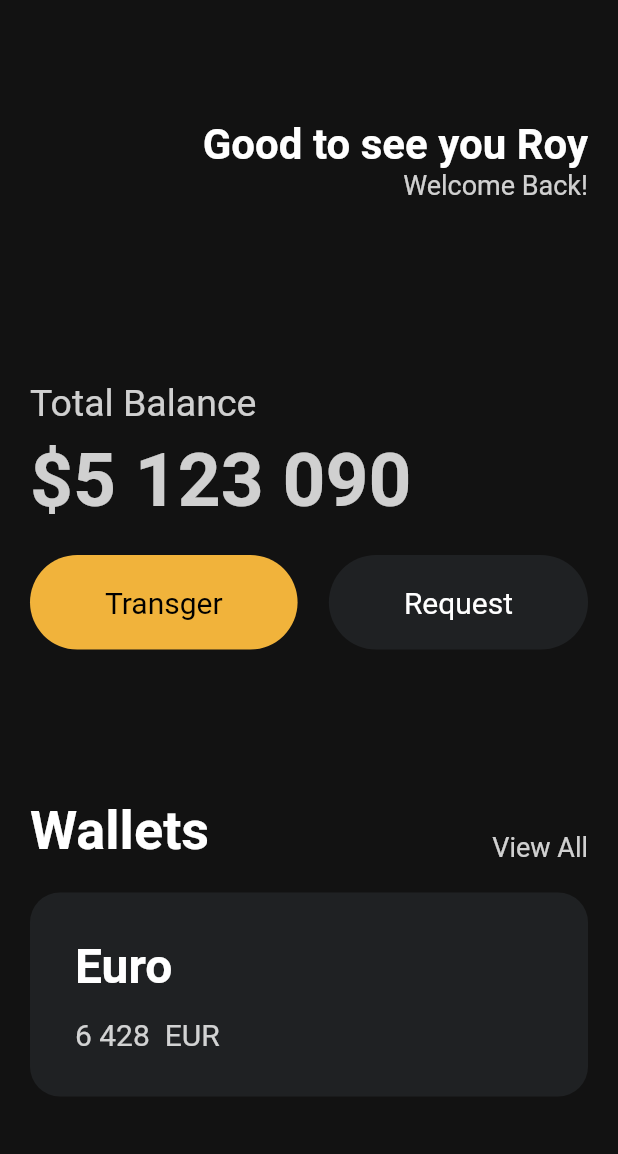
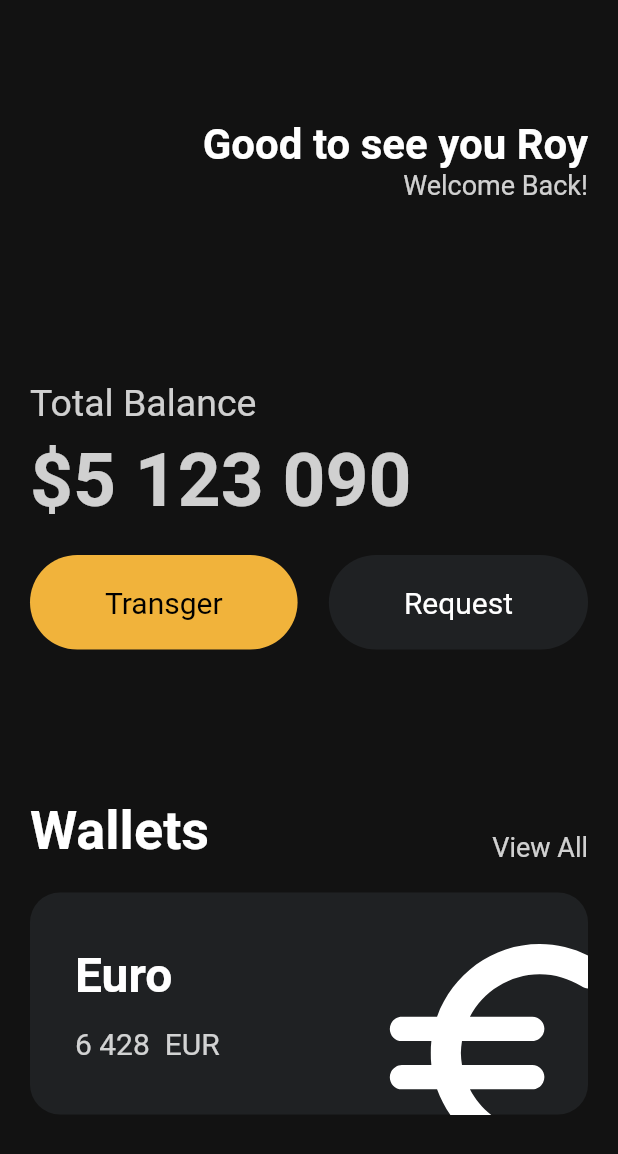
Before and after one commit to roy656/ssoontoon, a Flutter app: the screen it shows after launch, on a phone screen of 412 x 824 dp. Shown: the top 1154 px of the screen. Run offline on Flutter 3.47's test engine with Material 2 defaults, Android fonts, the phone set to English and light mode, and no system bars.

Commit message:
created Icon with customizing

```diff
--- a/lib/main.dart
+++ b/lib/main.dart
@@ -108,6 +108,7 @@ class App extends StatelessWidget {
                   height: 20,
                 ),
                 Container(
+                    clipBehavior: Clip.hardEdge,
                     decoration: BoxDecoration(
                       color: const Color(0xFF1F2123),
                       borderRadius: BorderRadius.circular(20),
@@ -115,6 +116,7 @@ class App extends StatelessWidget {
                     child: Padding(
                       padding: const EdgeInsets.all(30),
                       child: Row(
+                        mainAxisAlignment: MainAxisAlignment.spaceBetween,
                         children: [
                           Column(
                             crossAxisAlignment: CrossAxisAlignment.start,
@@ -153,6 +155,17 @@ class App extends StatelessWidget {
                               ),
                             ],
                           ),
+                          Transform.scale(
+                            scale: 2.2,
+                            child: Transform.translate(
+                              offset: const Offset(8, 15),
+                              child: const Icon(
+                                Icons.euro_rounded,
+                                color: Colors.white,
+                                size: 88,
+                              ),
+                            ),
+                          )
                         ],
                       ),
                     )),
```
